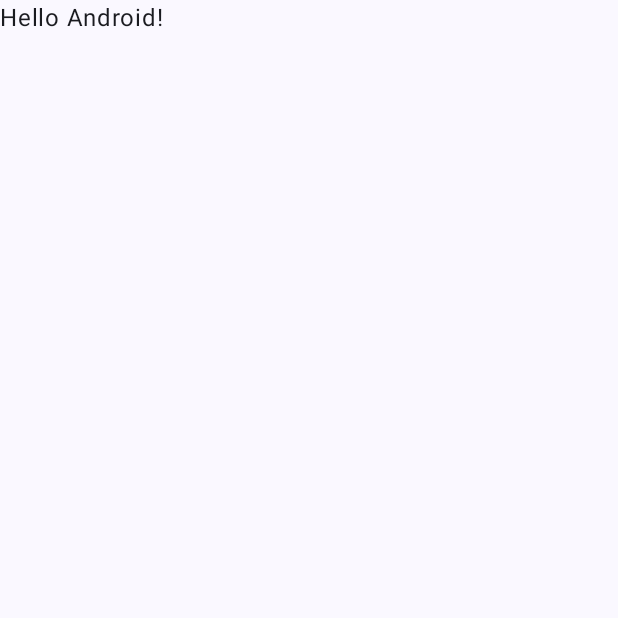
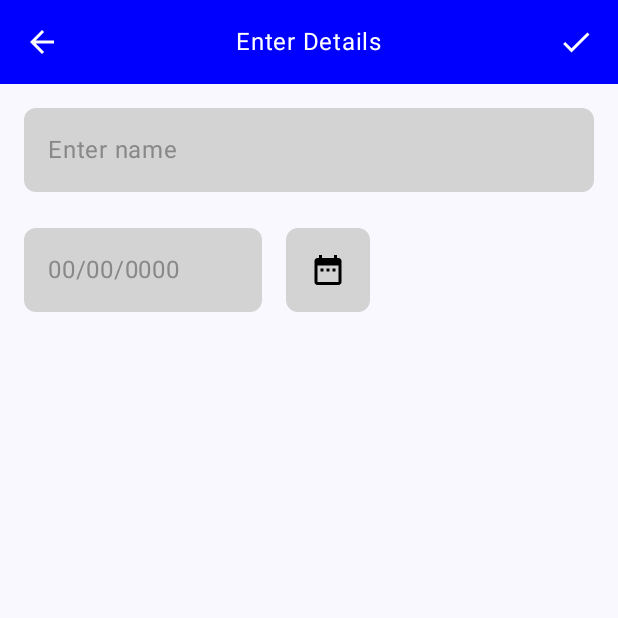
Before and after one commit to alexjosf/birthdayReminder, an Android app built with Jetpack Compose: the screen it shows after launch (MainActivity), on a phone screen of 412 x 824 dp, the top half of it. Before the commit the part shown is almost empty. Run offline under Robolectric (Android 15) with nearby library versions, the phone set to English and light mode, and no system bars.

Commit message:
Navigation and enter details almost completed

```diff
--- a/app/build.gradle.kts
+++ b/app/build.gradle.kts
@@ -40,7 +40,7 @@ android {
 }
 
 dependencies {
-
+    implementation("androidx.navigation:navigation-compose:2.8.9")
     implementation(libs.androidx.core.ktx)
     implementation(libs.androidx.lifecycle.runtime.ktx)
     implementation(libs.androidx.activity.compose)
--- a/app/src/main/java/com/example/birthdayreminder/MainActivity.kt
+++ b/app/src/main/java/com/example/birthdayreminder/MainActivity.kt
@@ -4,13 +4,25 @@ import android.os.Bundle
 import androidx.activity.ComponentActivity
 import androidx.activity.compose.setContent
 import androidx.activity.enableEdgeToEdge
+import androidx.compose.foundation.layout.Arrangement
+import androidx.compose.foundation.layout.Column
 import androidx.compose.foundation.layout.fillMaxSize
 import androidx.compose.foundation.layout.padding
+import androidx.compose.material.icons.Icons
+import androidx.compose.material.icons.filled.Add
+import androidx.compose.material3.FloatingActionButton
+import androidx.compose.material3.Icon
 import androidx.compose.material3.Scaffold
 import androidx.compose.material3.Text
 import androidx.compose.runtime.Composable
+import androidx.compose.ui.Alignment
 import androidx.compose.ui.Modifier
-import androidx.compose.ui.tooling.preview.Preview
+import androidx.compose.ui.graphics.Color
+import androidx.navigation.NavHostController
+import androidx.navigation.compose.NavHost
+import androidx.navigation.compose.composable
+import androidx.navigation.compose.rememberNavController
+import com.example.birthdayreminder.ui.screens.EnterDetails
 import com.example.birthdayreminder.ui.theme.BirthdayreminderTheme
 
 class MainActivity : ComponentActivity() {
@@ -19,29 +31,51 @@ class MainActivity : ComponentActivity() {
         enableEdgeToEdge()
         setContent {
             BirthdayreminderTheme {
-                Scaffold(modifier = Modifier.fillMaxSize()) { innerPadding ->
-                    Greeting(
-                        name = "Android",
-                        modifier = Modifier.padding(innerPadding)
-                    )
-                }
+                MainScreen()
             }
         }
     }
 }
 
 @Composable
-fun Greeting(name: String, modifier: Modifier = Modifier) {
-    Text(
-        text = "Hello $name!",
-        modifier = modifier
-    )
+fun MainScreen() {
+    val navController = rememberNavController()
+        NavHost(
+            navController = navController,
+            startDestination = "enterDetails",
+            modifier = Modifier.padding()
+        ) {
+            composable("home") { HomeScreen(navController) }
+            composable("enterDetails") { EnterDetails(navController) }
+        }
+    }
+
+@Composable
+fun HomeScreen(navController: NavHostController) {
+    Scaffold(
+        modifier = Modifier.fillMaxSize(),
+        floatingActionButton = { SimpleFAB { navController.navigate("enterDetails") } }
+    ) { paddingValues ->
+        Column(
+            modifier = Modifier
+                .fillMaxSize()
+                .padding(paddingValues),
+            horizontalAlignment = Alignment.CenterHorizontally,
+            verticalArrangement = Arrangement.Center
+
+        ) {
+            Text(text = "- Empty -")
+        }
+    }
 }
 
-@Preview(showBackground = true)
 @Composable
-fun GreetingPreview() {
-    BirthdayreminderTheme {
-        Greeting("Android")
+fun SimpleFAB(onClick: () -> Unit) {
+    FloatingActionButton(
+        onClick = onClick,
+        containerColor = Color.Blue,
+        contentColor = Color.White
+    ) {
+        Icon(Icons.Default.Add, contentDescription = "Add")
     }
 }
--- /dev/null
+++ b/app/src/main/java/com/example/birthdayreminder/ui/screens/EnterDetails.kt
@@ -0,0 +1,195 @@
+package com.example.birthdayreminder.ui.screens
+
+import android.app.DatePickerDialog
+import androidx.compose.foundation.background
+import androidx.compose.foundation.clickable
+import androidx.compose.foundation.layout.Arrangement
+import androidx.compose.foundation.layout.Box
+import androidx.compose.foundation.layout.Column
+import androidx.compose.foundation.layout.Row
+import androidx.compose.foundation.layout.Spacer
+import androidx.compose.foundation.layout.fillMaxSize
+import androidx.compose.foundation.layout.fillMaxWidth
+import androidx.compose.foundation.layout.height
+import androidx.compose.foundation.layout.padding
+import androidx.compose.foundation.layout.wrapContentSize
+import androidx.compose.foundation.shape.RoundedCornerShape
+import androidx.compose.foundation.text.BasicTextField
+import androidx.compose.material.icons.Icons
+import androidx.compose.material.icons.automirrored.filled.ArrowBack
+import androidx.compose.material.icons.filled.Check
+import androidx.compose.material.icons.filled.DateRange
+import androidx.compose.material3.Button
+import androidx.compose.material3.Icon
+import androidx.compose.material3.Scaffold
+import androidx.compose.material3.Text
+import androidx.compose.runtime.Composable
+import androidx.compose.runtime.getValue
+import androidx.compose.runtime.mutableStateOf
+import androidx.compose.runtime.remember
+import androidx.compose.runtime.setValue
+import androidx.compose.ui.Alignment
+import androidx.compose.ui.Modifier
+import androidx.compose.ui.draw.clip
+import androidx.compose.ui.graphics.Color
+import androidx.compose.ui.platform.LocalContext
+import androidx.compose.ui.unit.dp
+import androidx.compose.ui.unit.sp
+import androidx.navigation.NavHostController
+import java.util.Calendar
+
+@Composable
+fun EnterDetails(navController: NavHostController) {
+    var text by remember { mutableStateOf("") }
+
+    val context = LocalContext.current
+    val calendar = Calendar.getInstance()
+    val year = calendar.get(Calendar.YEAR)
+    val month = calendar.get(Calendar.MONTH)
+    val day = calendar.get(Calendar.DAY_OF_MONTH)
+    var selectedDate by remember { mutableStateOf("") }
+    val datePickerDialog = remember {
+        DatePickerDialog(
+            context,
+            { _, selectedYear, selectedMonth, selectedDay ->
+                selectedDate = "$selectedDay/${selectedMonth + 1}/$selectedYear"
+            },
+            year, month, day
+        )
+    }
+    Scaffold(
+        modifier = Modifier.fillMaxSize(),
+    ) { paddingValues ->
+        Column (
+            modifier = Modifier
+                .fillMaxSize()
+                .padding(paddingValues)
+        ){
+            Row(
+                modifier = Modifier
+                    .background(Color.Blue)
+                    .padding(16.dp)
+                    .fillMaxWidth(),
+                horizontalArrangement = Arrangement.SpaceBetween,
+                verticalAlignment = Alignment.CenterVertically
+            ) {
+                Icon(
+                    Icons.AutoMirrored.Filled.ArrowBack,
+                    contentDescription = "Back",
+                    tint = Color.White
+                )
+                Text(
+                    text = "Enter Details",
+                    color = Color.White
+                )
+                Icon(
+                    Icons.Default.Check,
+                    contentDescription = "Submit",
+                    tint = Color.White
+                )
+            }
+            Column(
+                modifier = Modifier
+                    .fillMaxSize(),
+            ) {
+                Spacer(modifier = Modifier.height(16.dp))
+                BasicTextField(
+                    value = text,
+                    onValueChange = { text = it },
+                    textStyle = androidx.compose.ui.text.TextStyle(
+                        fontSize = 18.sp,
+                        color = Color.Black
+                    ),
+                    modifier = Modifier
+                        .padding(horizontal = 16.dp)
+                        .clip(RoundedCornerShape(8.dp))
+                        .background(Color(0xFFd3d3d3))
+                        .fillMaxWidth()
+                        .padding(16.dp),
+                    decorationBox = { innerTextField ->
+                        if (text.isEmpty()) {
+                            Text("Enter name", color = Color.Gray)
+                        }
+                        innerTextField()
+                    }
+                )
+                Row(
+                    modifier = Modifier
+                        .padding(horizontal = 16.dp, vertical = 8.dp),
+                    verticalAlignment = Alignment.CenterVertically
+                ){
+                    BasicTextField(
+                        value = selectedDate,
+                        onValueChange = {},
+                        enabled = false,
+                        textStyle = androidx.compose.ui.text.TextStyle(
+                            fontSize = 18.sp,
+                            color = Color.Black
+                        ),
+                        modifier = Modifier
+                            .clip(RoundedCornerShape(8.dp))
+                            .background(Color(0xFFd3d3d3))
+                            .padding(16.dp)
+                            .wrapContentSize(),
+                        decorationBox = { innerTextField ->
+                            if (selectedDate.isEmpty()) {
+                                Text("00/00/0000", color = Color.Gray)
+                            }
+                            innerTextField()
+                        }
+                    )
+                    Box(
+                        modifier = Modifier
+                            .padding(16.dp)
+                            .clip(RoundedCornerShape(8.dp))
+                            .clickable(
+                                onClick = { datePickerDialog.show() }
+                            )
+                            .background(Color(0xFFd3d3d3))
+                            .padding(16.dp)
+                    ) {
+                        Icon(
+                            Icons.Default.DateRange,
+                            contentDescription = "Submit",
+                            tint = Color.Black
+                        )
+                    }
+                }
+            }
+        }
+    }
+}
+
+@Composable
+fun DatePickerDialogDemo() {
+    val context = LocalContext.current
+    val calendar = Calendar.getInstance()
+    val year = calendar.get(Calendar.YEAR)
+    val month = calendar.get(Calendar.MONTH)
+    val day = calendar.get(Calendar.DAY_OF_MONTH)
+
+    val selectedDate = remember { mutableStateOf("") }
+    val datePickerDialog = remember {
+        DatePickerDialog(
+            context,
+            { _, selectedYear, selectedMonth, selectedDay ->
+                selectedDate.value = "$selectedDay/${selectedMonth + 1}/$selectedYear"
+            },
+            year, month, day
+        )
+    }
+
+    Column(
+        modifier = Modifier
+            .fillMaxSize()
+            .padding(16.dp),
+        horizontalAlignment = Alignment.CenterHorizontally,
+        verticalArrangement = Arrangement.Center
+    ) {
+        Text("Selected Date: ${selectedDate.value}")
+
+        Button(onClick = { datePickerDialog.show() }) {
+            Text("Select Date")
+        }
+    }
+}
```
